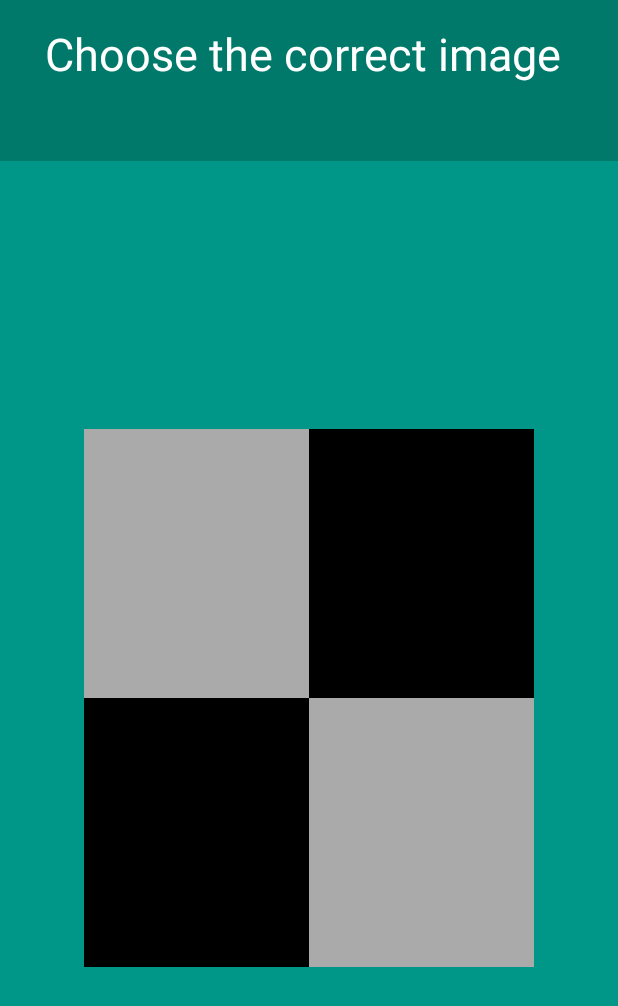
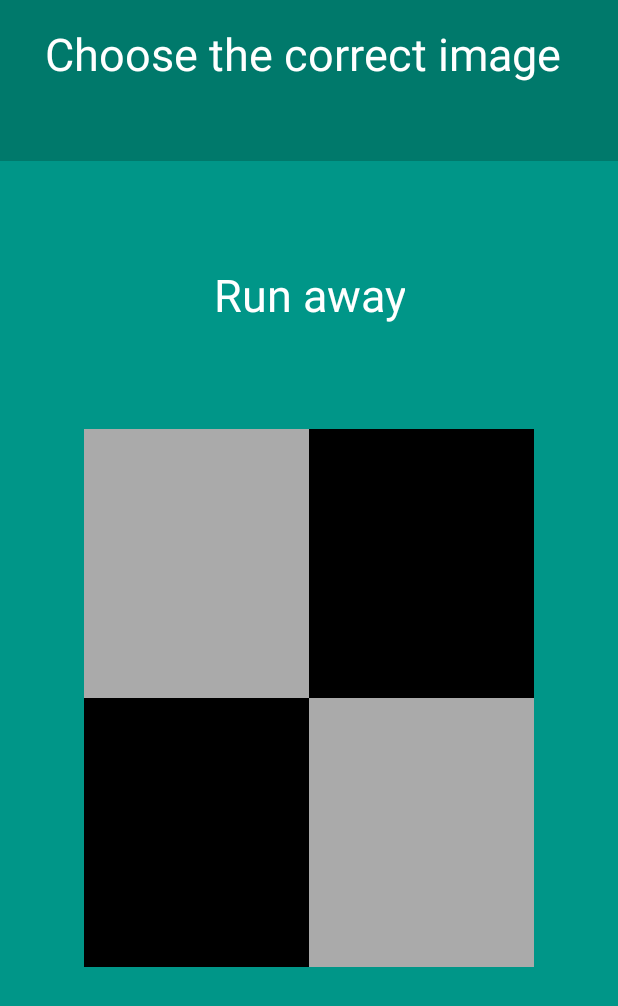
Before and after one commit to lennux23/CrazyCards-Android, an Android app: the layout fragment_game.xml on its own in the app's theme, with its tools: preview values and no code run, on a phone screen of 412 x 824 dp. Shown: the top 1006 px of the screen. Run offline under Robolectric (Android 15) with nearby library versions, the phone set to English and light mode, and no system bars.

Commit message:
agregando palabra verb al layaout

```diff
--- a/app/src/main/res/layout/fragment_game.xml
+++ b/app/src/main/res/layout/fragment_game.xml
@@ -33,7 +33,19 @@
             android:layout_width="match_parent"
             android:layout_height="0dp"
             android:layout_weight="1"
-            android:background="@color/secondary_green">
+            android:background="@color/secondary_green"
+            android:gravity="center">
+
+            <TextView
+                android:layout_width="wrap_content"
+                android:layout_height="match_parent"
+                android:textAppearance="?android:attr/textAppearanceLarge"
+                android:text="@string/verb"
+                android:id="@+id/textVerb"
+                android:textSize="@dimen/text_title"
+                android:textColor="@android:color/white"
+                android:gravity="center"
+                />
 
         </LinearLayout>
         <LinearLayout
```
